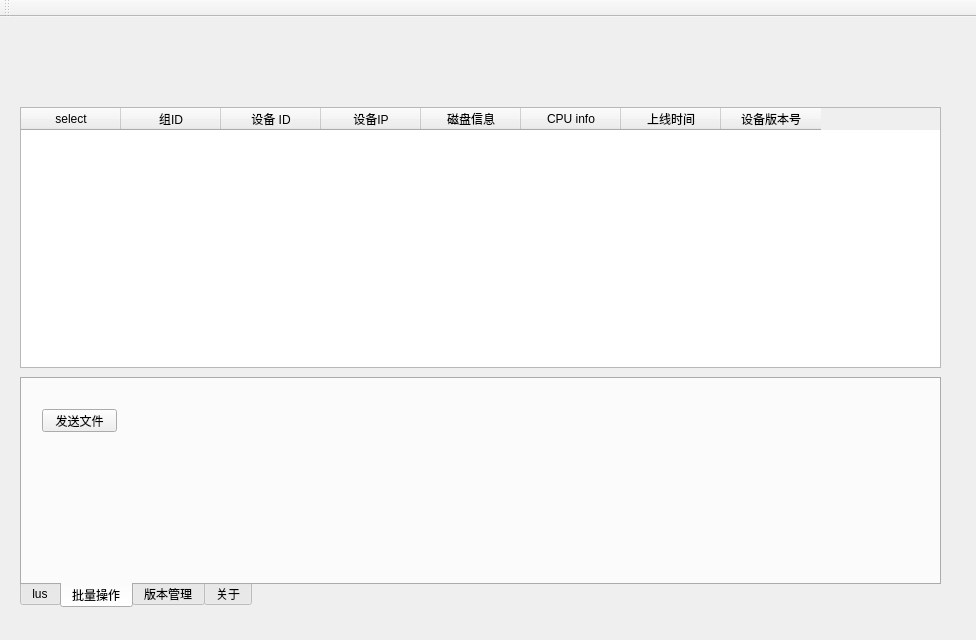
The window that mainwindow.ui (junchao98/linux_spy) describes before a commit, drawn with Qt 5.
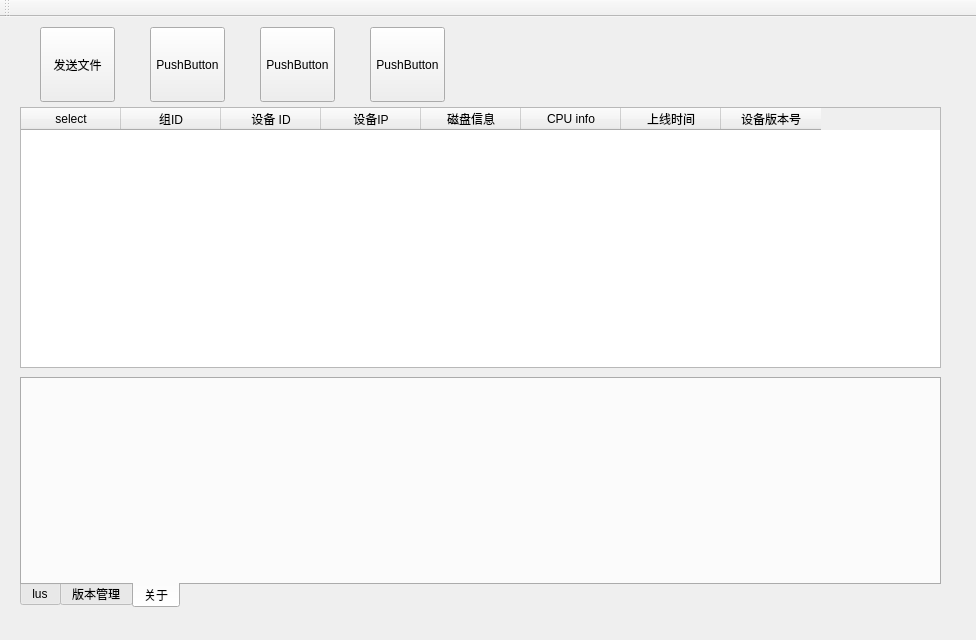
The same window after the commit.

```diff
--- a/mainwindow.ui
+++ b/mainwindow.ui
@@ -77,7 +77,7 @@
      <enum>QTabWidget::South</enum>
     </property>
     <property name="currentIndex">
-     <number>1</number>
+     <number>2</number>
     </property>
     <widget class="QWidget" name="tab">
      <attribute name="title">
@@ -191,24 +191,6 @@
       </widget>
      </widget>
     </widget>
-    <widget class="QWidget" name="tab_3">
-     <attribute name="title">
-      <string>批量操作</string>
-     </attribute>
-     <widget class="QPushButton" name="pushButton_send_file">
-      <property name="geometry">
-       <rect>
-        <x>20</x>
-        <y>30</y>
-        <width>75</width>
-        <height>23</height>
-       </rect>
-      </property>
-      <property name="text">
-       <string>发送文件</string>
-      </property>
-     </widget>
-    </widget>
     <widget class="QWidget" name="tab_4">
      <attribute name="title">
       <string>版本管理</string>
@@ -312,6 +294,58 @@
      </attribute>
     </widget>
    </widget>
+   <widget class="QPushButton" name="pushButton_send_file">
+    <property name="geometry">
+     <rect>
+      <x>40</x>
+      <y>10</y>
+      <width>75</width>
+      <height>75</height>
+     </rect>
+    </property>
+    <property name="text">
+     <string>发送文件</string>
+    </property>
+   </widget>
+   <widget class="QPushButton" name="pushButton_send_cmd">
+    <property name="geometry">
+     <rect>
+      <x>150</x>
+      <y>10</y>
+      <width>75</width>
+      <height>75</height>
+     </rect>
+    </property>
+    <property name="text">
+     <string>PushButton</string>
+    </property>
+   </widget>
+   <widget class="QPushButton" name="pushButton_top_info">
+    <property name="geometry">
+     <rect>
+      <x>260</x>
+      <y>10</y>
+      <width>75</width>
+      <height>75</height>
+     </rect>
+    </property>
+    <property name="text">
+     <string>PushButton</string>
+    </property>
+   </widget>
+   <widget class="QPushButton" name="pushButton_serch">
+    <property name="geometry">
+     <rect>
+      <x>370</x>
+      <y>10</y>
+      <width>75</width>
+      <height>75</height>
+     </rect>
+    </property>
+    <property name="text">
+     <string>PushButton</string>
+    </property>
+   </widget>
   </widget>
   <widget class="QMenuBar" name="menuBar">
    <property name="geometry">
```
Left out of the diff: 5 changed lines with no effect on the pictures.
